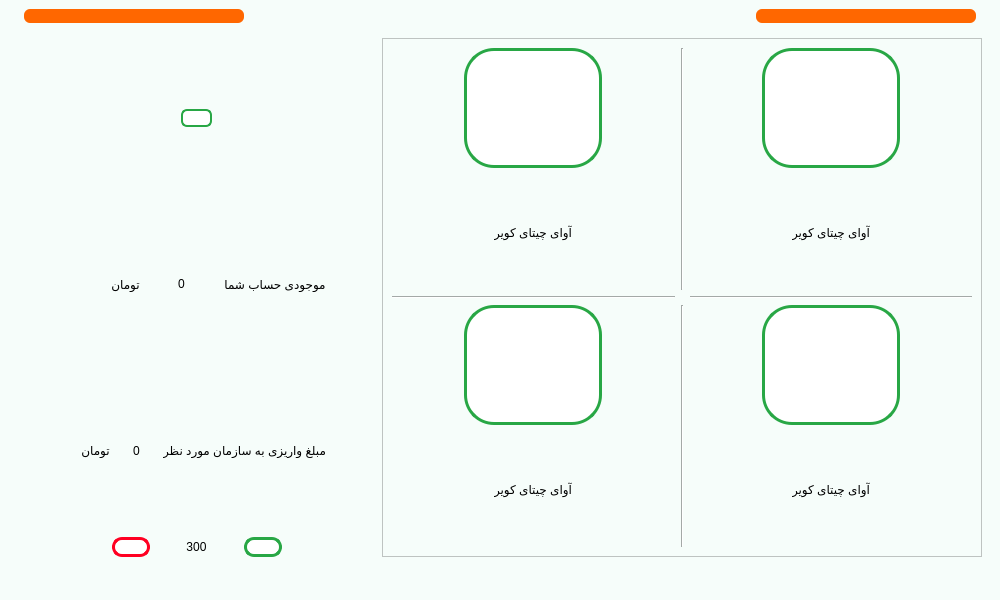
This is main.ui in Farazist/raspberrypi-app as Qt 5 draws it before an edit. The edited form follows.
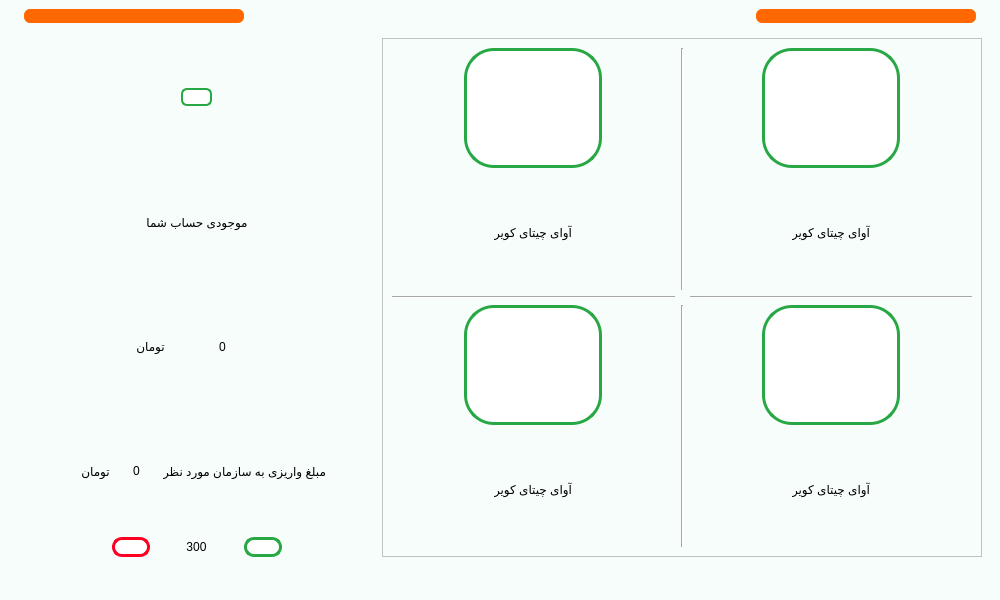
This is the edited form. The open tabs and pages were chosen to show the change. Icons and pictures are not drawn.

Diff of the .ui file:
```diff
--- a/main.ui
+++ b/main.ui
@@ -4757,7 +4757,31 @@
           </item>
           <item>
            <layout class="QHBoxLayout" name="horizontalLayout_29">
-            <item alignment="Qt::AlignRight|Qt::AlignVCenter">
+            <item alignment="Qt::AlignHCenter|Qt::AlignVCenter">
+             <widget class="QLabel" name="label_13">
+              <property name="styleSheet">
+               <string notr="true">font: 26pt &quot;IRANSans&quot;;
+color:#000000;</string>
+              </property>
+              <property name="text">
+               <string>موجودی حساب شما</string>
+              </property>
+              <property name="alignment">
+               <set>Qt::AlignCenter</set>
+              </property>
+             </widget>
+            </item>
+           </layout>
+          </item>
+          <item>
+           <layout class="QHBoxLayout" name="horizontalLayout_38">
+            <property name="leftMargin">
+             <number>50</number>
+            </property>
+            <property name="rightMargin">
+             <number>70</number>
+            </property>
+            <item alignment="Qt::AlignHCenter|Qt::AlignVCenter">
              <widget class="QLabel" name="label_19">
               <property name="styleSheet">
                <string notr="true">font: 26pt &quot;IRANSans&quot;;
@@ -4785,20 +4809,6 @@
               </property>
              </widget>
             </item>
-            <item alignment="Qt::AlignHCenter|Qt::AlignVCenter">
-             <widget class="QLabel" name="label_13">
-              <property name="styleSheet">
-               <string notr="true">font: 26pt &quot;IRANSans&quot;;
-color:#000000;</string>
-              </property>
-              <property name="text">
-               <string>موجودی حساب شما</string>
-              </property>
-              <property name="alignment">
-               <set>Qt::AlignCenter</set>
-              </property>
-             </widget>
-            </item>
            </layout>
           </item>
           <item>
```
